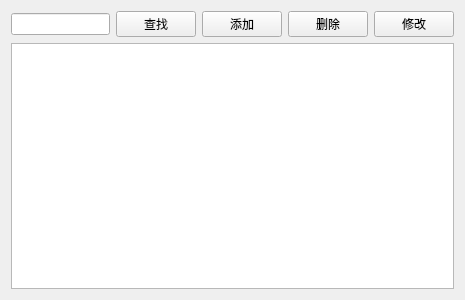
Qt form patientview.ui (Young-abc/Lab4_Repository) before a commit.
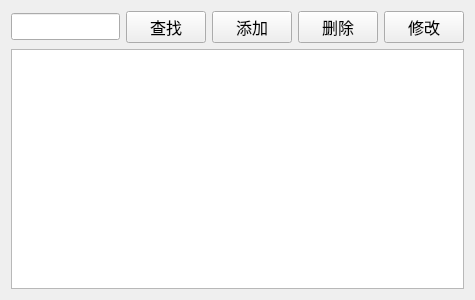
The same form after that commit.

The edit to the form file:
```diff
--- a/patientview.ui
+++ b/patientview.ui
@@ -6,7 +6,7 @@
    <rect>
     <x>0</x>
     <y>0</y>
-    <width>465</width>
+    <width>475</width>
     <height>300</height>
    </rect>
   </property>
@@ -17,10 +17,27 @@
    <item>
     <layout class="QHBoxLayout" name="horizontalLayout">
      <item>
-      <widget class="QLineEdit" name="lineEdit"/>
+      <widget class="QLineEdit" name="lineEdit">
+       <property name="minimumSize">
+        <size>
+         <width>0</width>
+         <height>0</height>
+        </size>
+       </property>
+       <property name="font">
+        <font>
+         <pointsize>12</pointsize>
+        </font>
+       </property>
+      </widget>
      </item>
      <item>
       <widget class="QPushButton" name="btSearch">
+       <property name="font">
+        <font>
+         <pointsize>12</pointsize>
+        </font>
+       </property>
        <property name="text">
         <string>查找</string>
        </property>
@@ -28,6 +45,11 @@
      </item>
      <item>
       <widget class="QPushButton" name="btAdd">
+       <property name="font">
+        <font>
+         <pointsize>12</pointsize>
+        </font>
+       </property>
        <property name="text">
         <string>添加</string>
        </property>
@@ -35,6 +57,11 @@
      </item>
      <item>
       <widget class="QPushButton" name="btDelete">
+       <property name="font">
+        <font>
+         <pointsize>12</pointsize>
+        </font>
+       </property>
        <property name="text">
         <string>删除</string>
        </property>
@@ -42,6 +69,11 @@
      </item>
      <item>
       <widget class="QPushButton" name="btEdit">
+       <property name="font">
+        <font>
+         <pointsize>12</pointsize>
+        </font>
+       </property>
        <property name="text">
         <string>修改</string>
        </property>
@@ -50,7 +82,13 @@
     </layout>
    </item>
    <item>
-    <widget class="QTableView" name="tableView"/>
+    <widget class="QTableView" name="tableView">
+     <property name="font">
+      <font>
+       <pointsize>10</pointsize>
+      </font>
+     </property>
+    </widget>
    </item>
   </layout>
  </widget>
```
